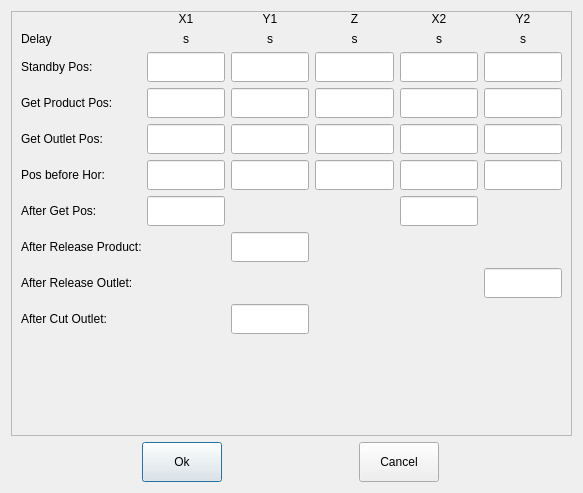
Old version of the form hcinstruction/icsimpleautoeditor.ui in the repository dongdong-2009/3-5AxisRobot.
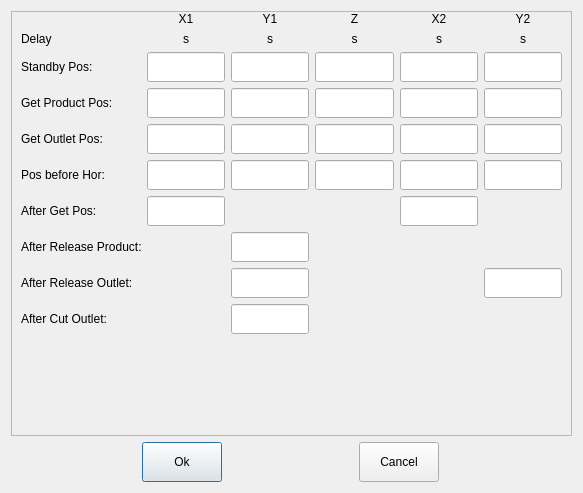
New version of the form. Custom widgets are drawn as their Qt base class.

Patch:
```diff
--- a/hcinstruction/icsimpleautoeditor.ui
+++ b/hcinstruction/icsimpleautoeditor.ui
@@ -756,6 +756,22 @@
            </property>
           </widget>
          </item>
+         <item row="8" column="2">
+          <widget class="ICLineEditWithVirtualNumericKeypad" name="afterReleaseProductY1D_2">
+           <property name="minimumSize">
+            <size>
+             <width>0</width>
+             <height>30</height>
+            </size>
+           </property>
+           <property name="maximumSize">
+            <size>
+             <width>16777215</width>
+             <height>30</height>
+            </size>
+           </property>
+          </widget>
+         </item>
         </layout>
        </item>
        <item>
```
